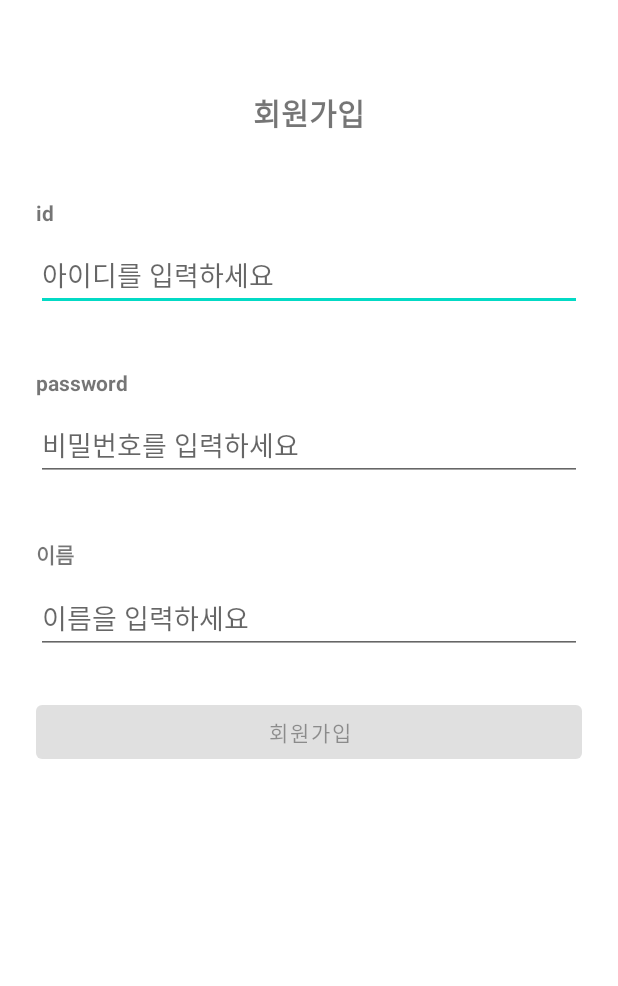
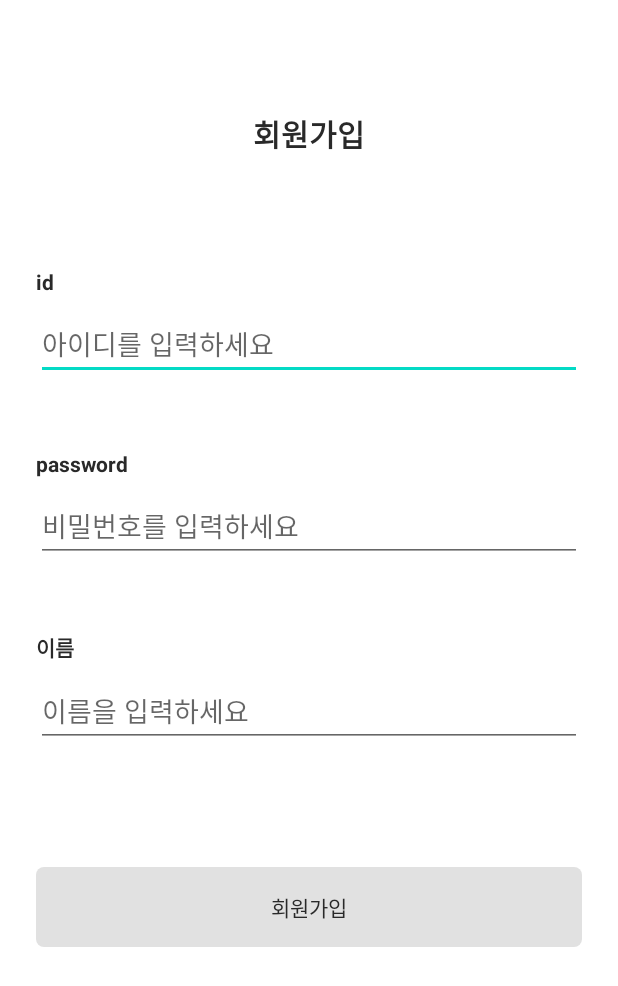
Before and after one commit to IN-SOPT-ANDROID/yujin-jang, an Android app: the SignUpActivity screen opened directly, with no data from a screen before it, on a phone screen of 412 x 824 dp. Shown: the top 986 px of the screen. Run offline under Robolectric (Android 15) with nearby library versions, the phone set to English and light mode, and no system bars; libraries missing offline, so code that uses them is left out: com.jakewharton.retrofit2; network calls fail.

Commit message:
[FIX] 로그인, 회원가입 뷰 수정

```diff
--- /dev/null
+++ b/app/src/main/res/drawable/sel_dark_button.xml
@@ -0,0 +1,15 @@
+<?xml version="1.0" encoding="utf-8"?>
+<selector xmlns:android="http://schemas.android.com/apk/res/android">
+    <item android:state_enabled="true">
+        <shape>
+            <solid android:color="@color/gray_07" />
+            <corners android:radius="5dp" />
+        </shape>
+    </item>
+    <item>
+        <shape>
+            <solid android:color="@color/gray_03" />
+            <corners android:radius="5dp" />
+        </shape>
+    </item>
+</selector>
--- /dev/null
+++ b/app/src/main/res/drawable/sel_dark_text.xml
@@ -0,0 +1,5 @@
+<?xml version="1.0" encoding="utf-8"?>
+<selector xmlns:android="http://schemas.android.com/apk/res/android">
+    <item android:color="@color/white" android:state_enabled="true" />
+    <item android:color="@color/gray_08" />
+</selector>
--- a/app/src/main/res/layout/activity_sign_up.xml
+++ b/app/src/main/res/layout/activity_sign_up.xml
@@ -7,11 +7,12 @@
     android:paddingEnd="24dp">
 
     <TextView
-        android:id="@+id/txt_signup_title"
+        android:id="@+id/tv_signup_title"
         android:layout_width="wrap_content"
         android:layout_height="wrap_content"
-        android:layout_marginTop="60dp"
+        android:layout_marginTop="74dp"
         android:text="@string/signup"
+        android:textColor="@color/gray_08"
         android:textSize="20sp"
         android:textStyle="bold"
         app:layout_constraintEnd_toEndOf="parent"
@@ -19,14 +20,15 @@
         app:layout_constraintTop_toTopOf="parent" />
 
     <TextView
-        android:id="@+id/txt_id_title"
+        android:id="@+id/tv_id_title"
         android:layout_width="wrap_content"
         android:layout_height="wrap_content"
-        android:layout_marginTop="42dp"
+        android:layout_marginTop="74dp"
         android:text="@string/id"
+        android:textColor="@color/gray_08"
         android:textStyle="bold"
         app:layout_constraintStart_toStartOf="parent"
-        app:layout_constraintTop_toBottomOf="@id/txt_signup_title" />
+        app:layout_constraintTop_toBottomOf="@id/tv_signup_title" />
 
     <EditText
         android:id="@+id/et_id"
@@ -35,14 +37,26 @@
         android:layout_marginTop="8dp"
         android:hint="@string/et_id"
         app:layout_constraintStart_toStartOf="parent"
-        app:layout_constraintTop_toBottomOf="@id/txt_id_title" />
+        app:layout_constraintTop_toBottomOf="@id/tv_id_title" />
+
+    <TextView
+        android:id="@+id/tv_id_error_msg"
+        android:layout_width="wrap_content"
+        android:layout_height="wrap_content"
+        android:text="@string/signup_id_input_error"
+        android:textColor="@color/red"
+        android:textSize="12sp"
+        android:visibility="gone"
+        app:layout_constraintStart_toStartOf="parent"
+        app:layout_constraintTop_toBottomOf="@id/et_id" />
 
     <TextView
         android:id="@+id/txt_password"
         android:layout_width="wrap_content"
         android:layout_height="wrap_content"
-        android:layout_marginTop="38dp"
+        android:layout_marginTop="46dp"
         android:text="@string/password"
+        android:textColor="@color/gray_08"
         android:textStyle="bold"
         app:layout_constraintStart_toStartOf="parent"
         app:layout_constraintTop_toBottomOf="@id/et_id" />
@@ -58,11 +72,23 @@
         app:layout_constraintTop_toBottomOf="@id/txt_password" />
 
     <TextView
-        android:id="@+id/txt_name_title"
+        android:id="@+id/tv_password_error_msg"
         android:layout_width="wrap_content"
         android:layout_height="wrap_content"
-        android:layout_marginTop="38dp"
+        android:text="@string/signup_password_input_error"
+        android:textColor="@color/red"
+        android:textSize="12sp"
+        android:visibility="gone"
+        app:layout_constraintStart_toStartOf="parent"
+        app:layout_constraintTop_toBottomOf="@id/et_password" />
+
+    <TextView
+        android:id="@+id/tv_name_title"
+        android:layout_width="wrap_content"
+        android:layout_height="wrap_content"
+        android:layout_marginTop="46dp"
         android:text="@string/name"
+        android:textColor="@color/gray_08"
         android:textStyle="bold"
         app:layout_constraintStart_toStartOf="parent"
         app:layout_constraintTop_toBottomOf="@id/et_password" />
@@ -74,15 +100,18 @@
         android:layout_marginTop="8dp"
         android:hint="@string/et_name"
         app:layout_constraintStart_toStartOf="parent"
-        app:layout_constraintTop_toBottomOf="@id/txt_name_title" />
+        app:layout_constraintTop_toBottomOf="@id/tv_name_title" />
 
-    <Button
+    <androidx.appcompat.widget.AppCompatButton
         android:id="@+id/btn_signup"
         android:layout_width="match_parent"
         android:layout_height="wrap_content"
-        android:layout_marginTop="28dp"
+        android:layout_marginTop="80dp"
+        android:background="@drawable/sel_dark_button"
+        android:enabled="false"
+        android:paddingVertical="16dp"
         android:text="@string/signup"
-        android:enabled="false"
+        android:textColor="@drawable/sel_dark_text"
         app:layout_constraintTop_toBottomOf="@id/et_name" />
 
 </androidx.constraintlayout.widget.ConstraintLayout>
--- a/app/src/main/res/values/colors.xml
+++ b/app/src/main/res/values/colors.xml
@@ -9,6 +9,7 @@
     <color name="white">#FFFFFFFF</color>
     <color name="red">#C60E0E</color>
 
+    <color name="gray_02">#EFEFEF</color>
     <color name="gray_03">#E1E1E1</color>
     <color name="gray_04">#D1D1D1</color>
     <color name="gray_05">#BFBFBF</color>
--- a/app/src/main/res/values/strings.xml
+++ b/app/src/main/res/values/strings.xml
@@ -9,6 +9,7 @@
     <string name="login_failure">로그인에 실패했습니다.</string>
     <string name="signup_success">회원가입에 성공했습니다.</string>
     <string name="signup_failure">회원가입에 실패했습니다.</string>
+    <string name="login">로그인</string>
     <string name="signup">회원가입</string>
     <string name="et_id">아이디를 입력하세요</string>
     <string name="et_password">비밀번호를 입력하세요</string>
@@ -19,5 +20,5 @@
     <string name="password_input_error">비밀번호가 잘못되었습니다.</string>
     <string name="no_input_error">입력하지 않은 정보가 있습니다.</string>
     <string name="signup_id_input_error">아이디는 6 ~ 10글자로 설정해야 합니다.</string>
-    <string name="signup_password_input_error">비밀번호는 8 ~ 12글자로 설정해야 합니다.</string>
+    <string name="signup_password_input_error">비밀번호는 6 ~ 12글자로 설정해야 합니다.</string>
 </resources>
```
Also changed, not shown: app/src/main/res/drawable/sel_gray_button.xml (added, +15 -0 lines), app/src/main/res/layout/activity_login.xml (+14 -14 lines).
